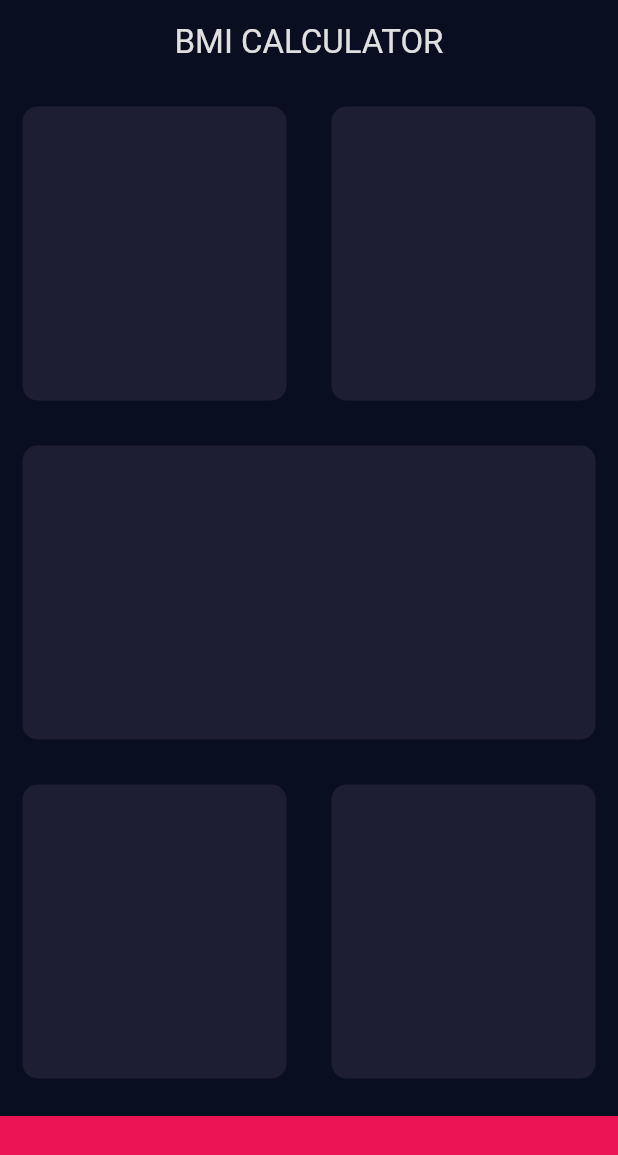
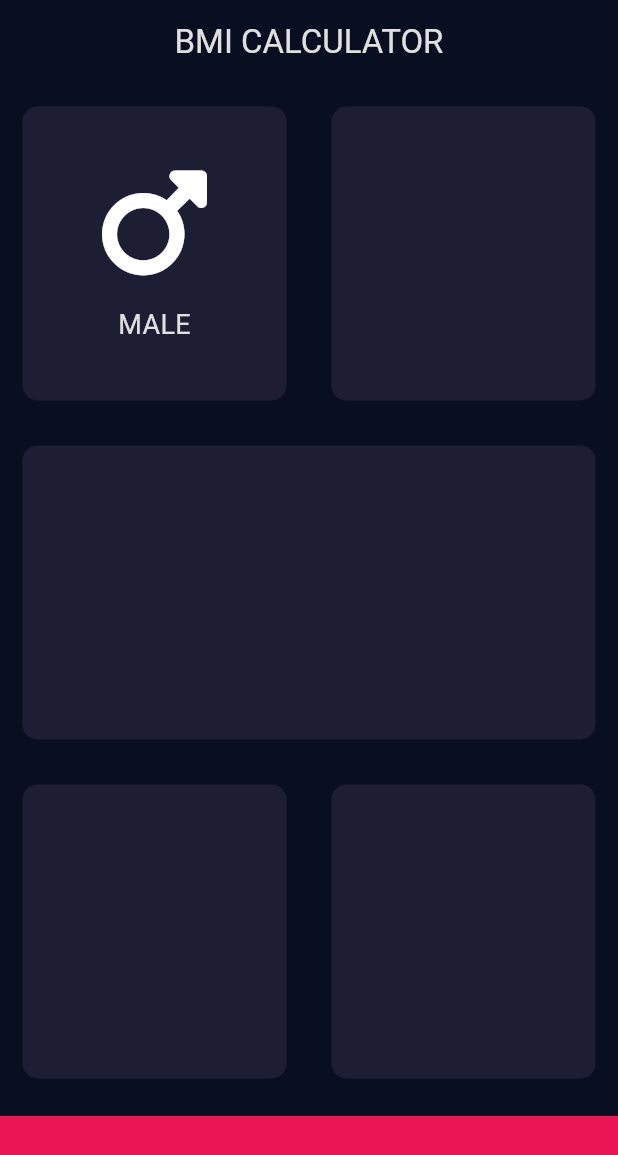
Before and after one commit to ChristianMC07/bmi_calculator, a Flutter app: the screen it shows after launch, on a phone screen of 412 x 824 dp. Shown: the top 1155 px of the screen. Run offline on Flutter 3.47's test engine with Material 3 defaults, Android fonts, the phone set to English and light mode, and no system bars; our stand-ins replace font_awesome_flutter.

Commit message:
extracting IconContent in its own class

```diff
--- a/lib/input_page.dart
+++ b/lib/input_page.dart
@@ -27,6 +27,7 @@ class _InputPageState extends State<InputPage> {
                 Expanded(
                   child: ReusableCard(
                     myColor: cardBackgroundColor,
+                    cardChild: IconContent(),
                   ),
                 ),
                 Expanded(
@@ -70,6 +71,35 @@ class _InputPageState extends State<InputPage> {
   }
 }
 
+class IconContent extends StatelessWidget {
+  const IconContent({
+    super.key,
+  });
+
+  @override
+  Widget build(BuildContext context) {
+    return Column(
+      mainAxisAlignment: MainAxisAlignment.center,
+      children: [
+        Icon(
+          FontAwesomeIcons.mars,
+          size: 80.0,
+          color: Colors.white,
+        ),
+        SizedBox(
+          height: 15.0,
+        ),
+        Text(
+          "MALE",
+          style: TextStyle(
+            fontSize: 18.00,
+          ),
+        ),
+      ],
+    );
+  }
+}
+
 class ReusableCard extends StatelessWidget {
   final Color myColor;
   final Widget? cardChild;
```
